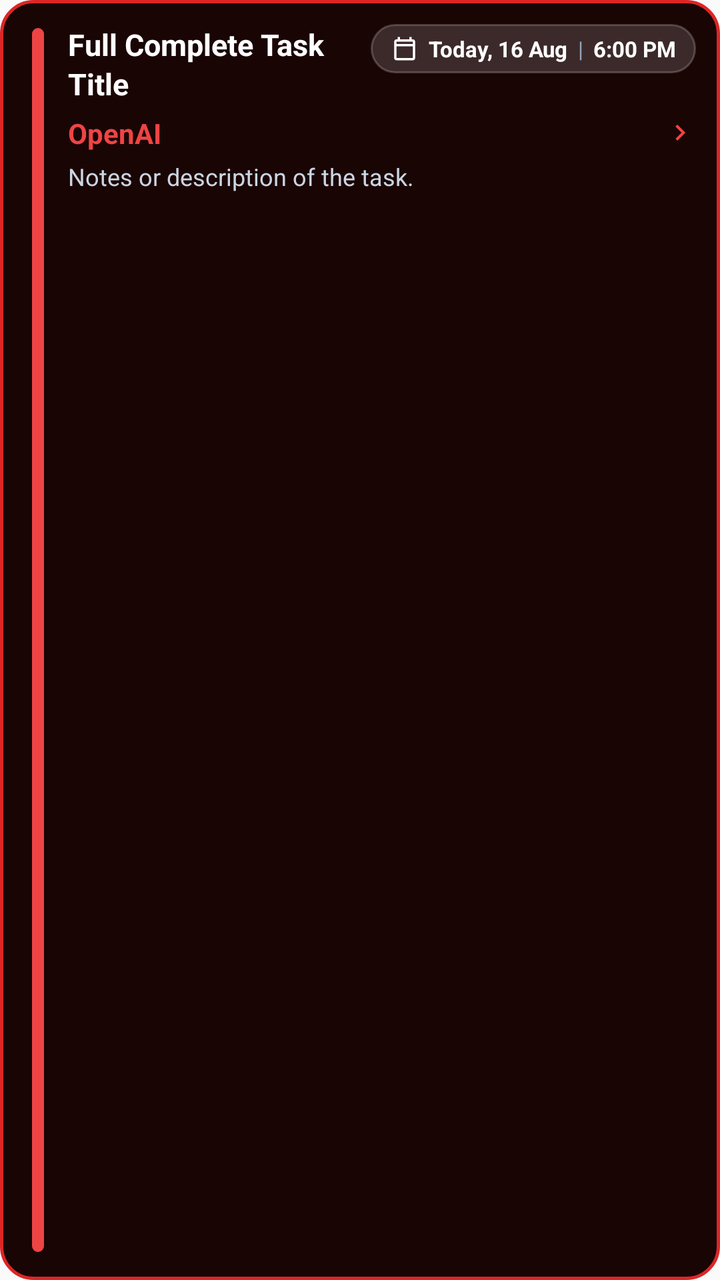
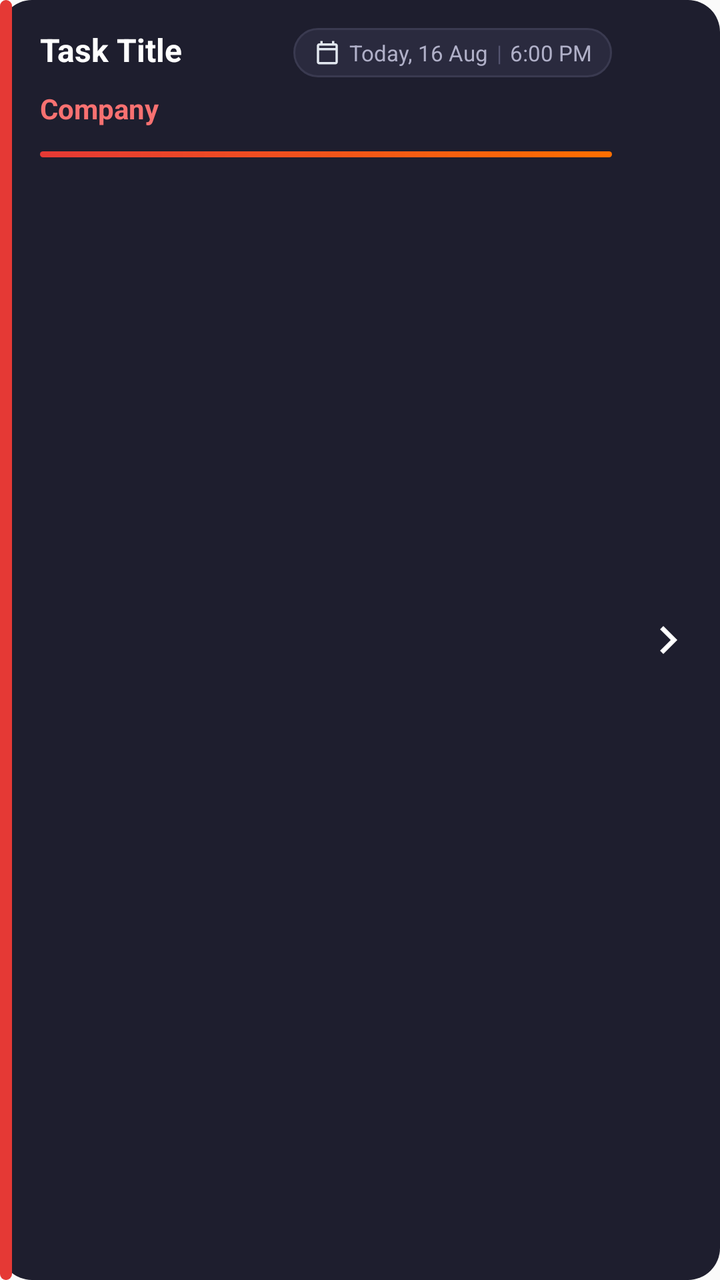

Two renders of the same Android screen: before a commit and after it. Below are the layout's source before the change and the commit's diff.
<!-- AndroidManifest.xml: application theme Theme.MyReminder -->
<!-- res/layout/notification_task_reminder_expanded.xml -->
<?xml version="1.0" encoding="utf-8"?>
<LinearLayout xmlns:android="http://schemas.android.com/apk/res/android"
    android:id="@+id/notification_card"
    android:layout_width="match_parent"
    android:layout_height="wrap_content"
    android:orientation="horizontal"
    android:padding="12dp"
    android:background="@drawable/bg_notification_card_v2_high"
    android:gravity="top">

    
    <View
        android:id="@+id/notification_priority_pill"
        android:layout_width="6dp"
        android:layout_height="match_parent"
        android:layout_marginStart="4dp"
        android:layout_marginEnd="12dp"
        android:layout_marginVertical="2dp"
        android:background="@drawable/bg_priority_pill_high" />

    
    <LinearLayout
        android:layout_width="0dp"
        android:layout_height="wrap_content"
        android:layout_weight="1"
        android:orientation="vertical">

        
        <LinearLayout
            android:layout_width="match_parent"
            android:layout_height="wrap_content"
            android:orientation="horizontal"
            android:gravity="top">

            <TextView
                android:id="@+id/notification_title"
                android:layout_width="0dp"
                android:layout_height="wrap_content"
                android:layout_weight="1"
                android:layout_marginEnd="8dp"
                android:text="Full Complete Task Title"
                android:textColor="#FFFFFF"
                android:textSize="15sp"
                android:textStyle="bold"
                android:lineSpacingExtra="2dp"
                android:maxLines="10" />

            
            <LinearLayout
                android:id="@+id/notification_datetime_capsule"
                android:layout_width="wrap_content"
                android:layout_height="wrap_content"
                android:orientation="horizontal"
                android:gravity="center_vertical"
                android:background="@drawable/bg_datetime_capsule"
                android:paddingHorizontal="10dp"
                android:paddingVertical="5dp">

                <ImageView
                    android:layout_width="14dp"
                    android:layout_height="14dp"
                    android:src="@drawable/ic_calendar_small"
                    android:tint="#FFFFFF"
                    android:contentDescription="Calendar" />

                <TextView
                    android:id="@+id/notification_date"
                    android:layout_width="wrap_content"
                    android:layout_height="wrap_content"
                    android:layout_marginStart="5dp"
                    android:text="Today, 16 Aug"
                    android:textColor="#FFFFFF"
                    android:textSize="11sp"
                    android:textStyle="bold" />

                <TextView
                    android:layout_width="wrap_content"
                    android:layout_height="wrap_content"
                    android:layout_marginHorizontal="5dp"
                    android:text="|"
                    android:textColor="#94A3B8"
                    android:textSize="11sp" />

                <TextView
                    android:id="@+id/notification_time"
                    android:layout_width="wrap_content"
                    android:layout_height="wrap_content"
                    android:text="6:00 PM"
                    android:textColor="#FFFFFF"
                    android:textSize="11sp"
                    android:textStyle="bold" />
            </LinearLayout>
        </LinearLayout>

        
        <LinearLayout
            android:layout_width="match_parent"
            android:layout_height="wrap_content"
            android:layout_marginTop="5dp"
            android:orientation="horizontal"
            android:gravity="center_vertical">

            <TextView
                android:id="@+id/notification_company"
                android:layout_width="0dp"
                android:layout_height="wrap_content"
                android:layout_weight="1"
                android:text="OpenAI"
                android:textColor="#EF4444"
                android:textSize="14sp"
                android:textStyle="bold" />

            <ImageView
                android:id="@+id/notification_chevron"
                android:layout_width="16dp"
                android:layout_height="16dp"
                android:src="@drawable/ic_chevron_right"
                android:contentDescription="Chevron" />
        </LinearLayout>

        
        <TextView
            android:id="@+id/notification_notes"
            android:layout_width="match_parent"
            android:layout_height="wrap_content"
            android:layout_marginTop="4dp"
            android:text="Notes or description of the task."
            android:textColor="#CBD5E1"
            android:textSize="12sp"
            android:lineSpacingExtra="1dp"
            android:maxLines="10" />

    </LinearLayout>

</LinearLayout>
<!-- resources referenced by this layout -->
<resources>
  <!-- drawable bg_datetime_capsule (drawable) -->
  <?xml version="1.0" encoding="utf-8"?>
  <shape xmlns:android="http://schemas.android.com/apk/res/android"
      android:shape="rectangle">
      <solid android:color="#26FFFFFF" />
      <stroke
          android:width="1dp"
          android:color="#33FFFFFF" />
      <corners android:radius="20dp" />
  </shape>
  <!-- drawable bg_notification_card_v2_high (drawable) -->
  <?xml version="1.0" encoding="utf-8"?>
  <shape xmlns:android="http://schemas.android.com/apk/res/android"
      android:shape="rectangle">
      <solid android:color="#1A0505" />
      <stroke
          android:width="1.5dp"
          android:color="#DC2626" />
      <corners android:radius="16dp" />
  </shape>
  <!-- drawable bg_priority_pill_high (drawable) -->
  <?xml version="1.0" encoding="utf-8"?>
  <shape xmlns:android="http://schemas.android.com/apk/res/android"
      android:shape="rectangle">
      <solid android:color="#EF4444" />
      <corners android:radius="8dp" />
  </shape>
  <!-- drawable ic_calendar_small (drawable) -->
  <vector xmlns:android="http://schemas.android.com/apk/res/android"
      android:width="16dp"
      android:height="16dp"
      android:viewportWidth="24"
      android:viewportHeight="24">
      <path
          android:fillColor="#E2E8F0"
          android:pathData="M19,4h-1V2h-2v2H8V2H6v2H5C3.89,4 3.01,4.9 3.01,6L3,20c0,1.1 0.89,2 2,2h14c1.1,0 2,-0.9 2,-2V6c0,-1.1 -0.9,-2 -2,-2zM19,20H5V10h14v10zM19,8H5V6h14v2z" />
  </vector>
  <!-- drawable ic_chevron_right (drawable) -->
  <vector xmlns:android="http://schemas.android.com/apk/res/android"
      android:width="20dp"
      android:height="20dp"
      android:viewportWidth="24"
      android:viewportHeight="24">
      <path
          android:fillColor="#EF4444"
          android:pathData="M10,6L8.59,7.41 13.17,12l-4.58,4.59L10,18l6,-6z" />
  </vector>
  <style name="Theme.MyReminder" parent="android:Theme.Material.Light.NoActionBar" />
</resources>

<!-- the commit's change to res/layout/notification_task_reminder_expanded.xml (unified diff, before → after) -->
@@ -4,18 +4,13 @@
     android:layout_width="match_parent"
     android:layout_height="wrap_content"
     android:orientation="horizontal"
-    android:padding="12dp"
-    android:background="@drawable/bg_notification_card_v2_high"
-    android:gravity="top">
+    android:background="@drawable/bg_notification_card_dark">
 
     
     <View
-        android:id="@+id/notification_priority_pill"
+        android:id="@+id/notification_priority_bar"
         android:layout_width="6dp"
         android:layout_height="match_parent"
-        android:layout_marginStart="4dp"
-        android:layout_marginEnd="12dp"
-        android:layout_marginVertical="2dp"
         android:background="@drawable/bg_priority_pill_high" />
 
     
@@ -23,62 +18,59 @@
         android:layout_width="0dp"
         android:layout_height="wrap_content"
         android:layout_weight="1"
-        android:orientation="vertical">
+        android:orientation="vertical"
+        android:padding="14dp">
 
         
-        <LinearLayout
+        <RelativeLayout
             android:layout_width="match_parent"
-            android:layout_height="wrap_content"
-            android:orientation="horizontal"
-            android:gravity="top">
+            android:layout_height="wrap_content">
 
             <TextView
                 android:id="@+id/notification_title"
-                android:layout_width="0dp"
+                android:layout_width="match_parent"
                 android:layout_height="wrap_content"
-                android:layout_weight="1"
-                android:layout_marginEnd="8dp"
-                android:text="Full Complete Task Title"
+                android:layout_toStartOf="@+id/notification_datetime_badge"
+                android:text="Task Title"
                 android:textColor="#FFFFFF"
-                android:textSize="15sp"
+                android:textSize="16sp"
                 android:textStyle="bold"
+                android:maxLines="5"
                 android:lineSpacingExtra="2dp"
-                android:maxLines="10" />
+                android:layout_marginEnd="8dp" />
 
-            
             <LinearLayout
-                android:id="@+id/notification_datetime_capsule"
+                android:id="@+id/notification_datetime_badge"
                 android:layout_width="wrap_content"
                 android:layout_height="wrap_content"
+                android:layout_alignParentEnd="true"
                 android:orientation="horizontal"
-                android:gravity="center_vertical"
-                android:background="@drawable/bg_datetime_capsule"
+                android:background="@drawable/bg_datetime_badge"
                 android:paddingHorizontal="10dp"
-                android:paddingVertical="5dp">
+                android:paddingVertical="5dp"
+                android:gravity="center_vertical">
 
                 <ImageView
                     android:layout_width="14dp"
                     android:layout_height="14dp"
                     android:src="@drawable/ic_calendar_small"
-                    android:tint="#FFFFFF"
                     android:contentDescription="Calendar" />
 
                 <TextView
                     android:id="@+id/notification_date"
                     android:layout_width="wrap_content"
                     android:layout_height="wrap_content"
-                    android:layout_marginStart="5dp"
+                    android:layout_marginStart="4dp"
                     android:text="Today, 16 Aug"
-                    android:textColor="#FFFFFF"
-                    android:textSize="11sp"
-                    android:textStyle="bold" />
+                    android:textColor="#B0B0C8"
+                    android:textSize="11sp" />
 
                 <TextView
                     android:layout_width="wrap_content"
                     android:layout_height="wrap_content"
-                    android:layout_marginHorizontal="5dp"
+                    android:layout_marginHorizontal="4dp"
                     android:text="|"
-                    android:textColor="#94A3B8"
+                    android:textColor="#555570"
                     android:textSize="11sp" />
 
                 <TextView
@@ -86,50 +78,52 @@
                     android:layout_width="wrap_content"
                     android:layout_height="wrap_content"
                     android:text="6:00 PM"
-                    android:textColor="#FFFFFF"
-                    android:textSize="11sp"
-                    android:textStyle="bold" />
+                    android:textColor="#B0B0C8"
+                    android:textSize="11sp" />
             </LinearLayout>
-        </LinearLayout>
-
-        
-        <LinearLayout
-            android:layout_width="match_parent"
-            android:layout_height="wrap_content"
-            android:layout_marginTop="5dp"
-            android:orientation="horizontal"
-            android:gravity="center_vertical">
-
-            <TextView
-                android:id="@+id/notification_company"
-                android:layout_width="0dp"
-                android:layout_height="wrap_content"
-                android:layout_weight="1"
-                android:text="OpenAI"
-                android:textColor="#EF4444"
-                android:textSize="14sp"
-                android:textStyle="bold" />
-
-            <ImageView
-                android:id="@+id/notification_chevron"
-                android:layout_width="16dp"
-                android:layout_height="16dp"
-                android:src="@drawable/ic_chevron_right"
-                android:contentDescription="Chevron" />
-        </LinearLayout>
+        </RelativeLayout>
 
         
         <TextView
-            android:id="@+id/notification_notes"
+            android:id="@+id/notification_company"
+            android:layout_width="wrap_content"
+            android:layout_height="wrap_content"
+            android:layout_marginTop="6dp"
+            android:text="Company"
+            android:textColor="#F87171"
+            android:textSize="14sp"
+            android:textStyle="bold" />
+
+        
+        <TextView
+            android:id="@+id/notification_details"
             android:layout_width="match_parent"
             android:layout_height="wrap_content"
-            android:layout_marginTop="4dp"
-            android:text="Notes or description of the task."
-            android:textColor="#CBD5E1"
-            android:textSize="12sp"
-            android:lineSpacingExtra="1dp"
-            android:maxLines="10" />
+            android:layout_marginTop="8dp"
+            android:text=""
+            android:textColor="#9CA3AF"
+            android:textSize="13sp"
+            android:lineSpacingExtra="2dp"
+            android:maxLines="6"
+            android:visibility="gone" />
+
+        
+        <View
+            android:id="@+id/notification_bottom_line"
+            android:layout_width="match_parent"
+            android:layout_height="3dp"
+            android:layout_marginTop="12dp"
+            android:background="@drawable/bg_bottom_line_high" />
 
     </LinearLayout>
 
+    
+    <ImageView
+        android:layout_width="28dp"
+        android:layout_height="28dp"
+        android:layout_gravity="center_vertical"
+        android:layout_marginEnd="12dp"
+        android:src="@drawable/ic_chevron_right"
+        android:contentDescription="Open" />
+
 </LinearLayout>
<!-- resource entries referenced after the edit -->
@@ -1,31 +1,37 @@
 <!-- resources referenced by this layout -->
 <resources>
-  <!-- drawable bg_datetime_capsule (drawable) -->
+  <!-- drawable bg_bottom_line_high (drawable) -->
   <?xml version="1.0" encoding="utf-8"?>
   <shape xmlns:android="http://schemas.android.com/apk/res/android"
       android:shape="rectangle">
-      <solid android:color="#26FFFFFF" />
-      <stroke
-          android:width="1dp"
-          android:color="#33FFFFFF" />
-      <corners android:radius="20dp" />
+      <gradient
+          android:startColor="#E53935"
+          android:endColor="#FF6F00"
+          android:angle="0" />
+      <size android:height="3dp" />
+      <corners android:radius="2dp" />
   </shape>
-  <!-- drawable bg_notification_card_v2_high (drawable) -->
+  <!-- drawable bg_datetime_badge (drawable) -->
   <?xml version="1.0" encoding="utf-8"?>
   <shape xmlns:android="http://schemas.android.com/apk/res/android"
       android:shape="rectangle">
-      <solid android:color="#1A0505" />
-      <stroke
-          android:width="1.5dp"
-          android:color="#DC2626" />
+      <solid android:color="#2A2A3E" />
+      <corners android:radius="20dp" />
+      <stroke android:width="1dp" android:color="#3A3A50" />
+  </shape>
+  <!-- drawable bg_notification_card_dark (drawable) -->
+  <?xml version="1.0" encoding="utf-8"?>
+  <shape xmlns:android="http://schemas.android.com/apk/res/android"
+      android:shape="rectangle">
+      <solid android:color="#1E1E2E" />
       <corners android:radius="16dp" />
   </shape>
   <!-- drawable bg_priority_pill_high (drawable) -->
   <?xml version="1.0" encoding="utf-8"?>
   <shape xmlns:android="http://schemas.android.com/apk/res/android"
       android:shape="rectangle">
-      <solid android:color="#EF4444" />
-      <corners android:radius="8dp" />
+      <solid android:color="#E53935" />
+      <corners android:radius="6dp" />
   </shape>
   <!-- drawable ic_calendar_small (drawable) -->
   <vector xmlns:android="http://schemas.android.com/apk/res/android"
@@ -39,13 +45,13 @@
   </vector>
   <!-- drawable ic_chevron_right (drawable) -->
   <vector xmlns:android="http://schemas.android.com/apk/res/android"
-      android:width="20dp"
-      android:height="20dp"
+      android:width="24dp"
+      android:height="24dp"
       android:viewportWidth="24"
       android:viewportHeight="24">
       <path
-          android:fillColor="#EF4444"
-          android:pathData="M10,6L8.59,7.41 13.17,12l-4.58,4.59L10,18l6,-6z" />
+          android:fillColor="#FFFFFF"
+          android:pathData="M8.59,16.59L13.17,12 8.59,7.41 10,6l6,6 -6,6z" />
   </vector>
   <style name="Theme.MyReminder" parent="android:Theme.Material.Light.NoActionBar" />
 </resources>
